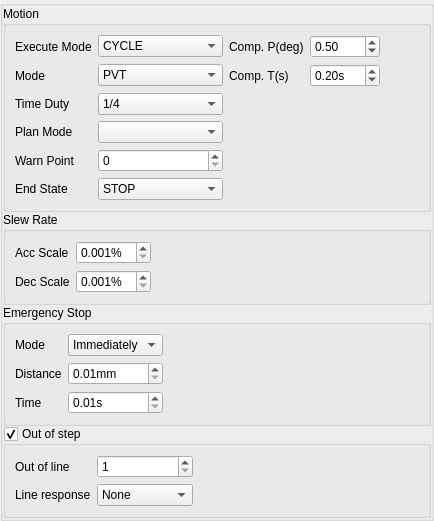
Before: the Qt Designer form source/wnd/ui/mrqaxes2.ui in ww4u/megarobostudio, drawn with Qt 5.
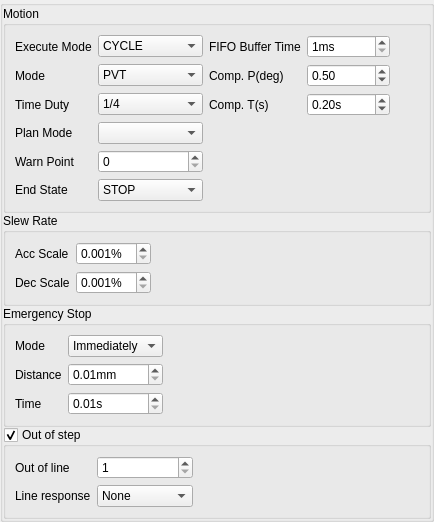
After: the same form once the commit is applied. Icons and pictures are not drawn. Custom widgets are drawn as their Qt base class.

Diff of the .ui file:
```diff
--- a/source/wnd/ui/mrqaxes2.ui
+++ b/source/wnd/ui/mrqaxes2.ui
@@ -61,7 +61,7 @@
          <string>Motion</string>
         </property>
         <layout class="QGridLayout" name="gridLayout">
-         <item row="1" column="5">
+         <item row="3" column="5">
           <spacer name="horizontalSpacer">
            <property name="orientation">
             <enum>Qt::Horizontal</enum>
@@ -74,32 +74,7 @@
            </property>
           </spacer>
          </item>
-         <item row="1" column="1" colspan="2">
-          <widget class="QComboBox" name="cmbTuneMode">
-           <property name="minimumSize">
-            <size>
-             <width>76</width>
-             <height>0</height>
-            </size>
-           </property>
-           <item>
-            <property name="text">
-             <string>PVT</string>
-            </property>
-           </item>
-           <item>
-            <property name="text">
-             <string>With Time LVT</string>
-            </property>
-           </item>
-           <item>
-            <property name="text">
-             <string>Without Time LVT</string>
-            </property>
-           </item>
-          </widget>
-         </item>
-         <item row="1" column="0">
+         <item row="3" column="0">
           <widget class="QLabel" name="label_22">
            <property name="minimumSize">
             <size>
@@ -112,6 +87,13 @@
            </property>
           </widget>
          </item>
+         <item row="7" column="0">
+          <widget class="QLabel" name="label_5">
+           <property name="text">
+            <string>Warn Point</string>
+           </property>
+          </widget>
+         </item>
          <item row="0" column="1" colspan="2">
           <widget class="QComboBox" name="cmbExecMode">
            <item>
@@ -127,28 +109,32 @@
           </widget>
          </item>
          <item row="3" column="1" colspan="2">
-          <widget class="ValueComboBox" name="cmbPlanMode"/>
-         </item>
-         <item row="5" column="0">
-          <widget class="QLabel" name="label_5">
-           <property name="text">
-            <string>Warn Point</string>
+          <widget class="QComboBox" name="cmbTuneMode">
+           <property name="minimumSize">
+            <size>
+             <width>76</width>
+             <height>0</height>
+            </size>
            </property>
-          </widget>
-         </item>
-         <item row="6" column="0">
-          <widget class="QLabel" name="label_6">
-           <property name="text">
-            <string>End State</string>
-           </property>
+           <item>
+            <property name="text">
+             <string>PVT</string>
+            </property>
+           </item>
+           <item>
+            <property name="text">
+             <string>With Time LVT</string>
+            </property>
+           </item>
+           <item>
+            <property name="text">
+             <string>Without Time LVT</string>
+            </property>
+           </item>
           </widget>
          </item>
          <item row="5" column="1" colspan="2">
-          <widget class="QSpinBox" name="spinWarnPoint">
-           <property name="maximum">
-            <number>255</number>
-           </property>
-          </widget>
+          <widget class="ValueComboBox" name="cmbPlanMode"/>
          </item>
          <item row="0" column="0">
           <widget class="QLabel" name="label_4">
@@ -157,14 +143,41 @@
            </property>
           </widget>
          </item>
-         <item row="3" column="0">
+         <item row="5" column="0">
           <widget class="QLabel" name="label_9">
            <property name="text">
             <string>Plan Mode</string>
            </property>
           </widget>
          </item>
-         <item row="2" column="1" colspan="2">
+         <item row="8" column="0">
+          <widget class="QLabel" name="label_6">
+           <property name="text">
+            <string>End State</string>
+           </property>
+          </widget>
+         </item>
+         <item row="7" column="1" colspan="2">
+          <widget class="QSpinBox" name="spinWarnPoint">
+           <property name="maximum">
+            <number>255</number>
+           </property>
+          </widget>
+         </item>
+         <item row="4" column="0">
+          <widget class="QLabel" name="label_23">
+           <property name="minimumSize">
+            <size>
+             <width>64</width>
+             <height>0</height>
+            </size>
+           </property>
+           <property name="text">
+            <string>Time Duty</string>
+           </property>
+          </widget>
+         </item>
+         <item row="4" column="1" colspan="2">
           <widget class="QComboBox" name="cmbTimeWidth">
            <property name="editable">
             <bool>false</bool>
@@ -191,7 +204,7 @@
            </item>
           </widget>
          </item>
-         <item row="6" column="1" colspan="2">
+         <item row="8" column="1" colspan="2">
           <widget class="QComboBox" name="cmbEndState">
            <item>
             <property name="text">
@@ -205,34 +218,28 @@
            </item>
           </widget>
          </item>
-         <item row="2" column="0">
-          <widget class="QLabel" name="label_23">
-           <property name="minimumSize">
-            <size>
-             <width>64</width>
-             <height>0</height>
-            </size>
-           </property>
-           <property name="text">
-            <string>Time Duty</string>
-           </property>
-          </widget>
-         </item>
          <item row="0" column="3">
-          <widget class="QLabel" name="label_12">
+          <widget class="QLabel" name="label_15">
            <property name="text">
-            <string>Comp. P(deg)</string>
+            <string>FIFO Buffer Time</string>
            </property>
           </widget>
          </item>
-         <item row="1" column="3">
+         <item row="4" column="3">
           <widget class="QLabel" name="label_13">
            <property name="text">
             <string>Comp. T(s)</string>
            </property>
           </widget>
          </item>
-         <item row="1" column="4">
+         <item row="3" column="3">
+          <widget class="QLabel" name="label_12">
+           <property name="text">
+            <string>Comp. P(deg)</string>
+           </property>
+          </widget>
+         </item>
+         <item row="4" column="4">
           <widget class="QDoubleSpinBox" name="spinCompT">
            <property name="suffix">
             <string>s</string>
@@ -248,7 +255,7 @@
            </property>
           </widget>
          </item>
-         <item row="0" column="4">
+         <item row="3" column="4">
           <widget class="QDoubleSpinBox" name="spinCompP">
            <property name="maximum">
             <double>360.000000000000000</double>
@@ -258,6 +265,19 @@
            </property>
           </widget>
          </item>
+         <item row="0" column="4">
+          <widget class="QSpinBox" name="spinFifoBuffer">
+           <property name="suffix">
+            <string>ms</string>
+           </property>
+           <property name="minimum">
+            <number>1</number>
+           </property>
+           <property name="maximum">
+            <number>1000000</number>
+           </property>
+          </widget>
+         </item>
         </layout>
        </widget>
       </item>
```
